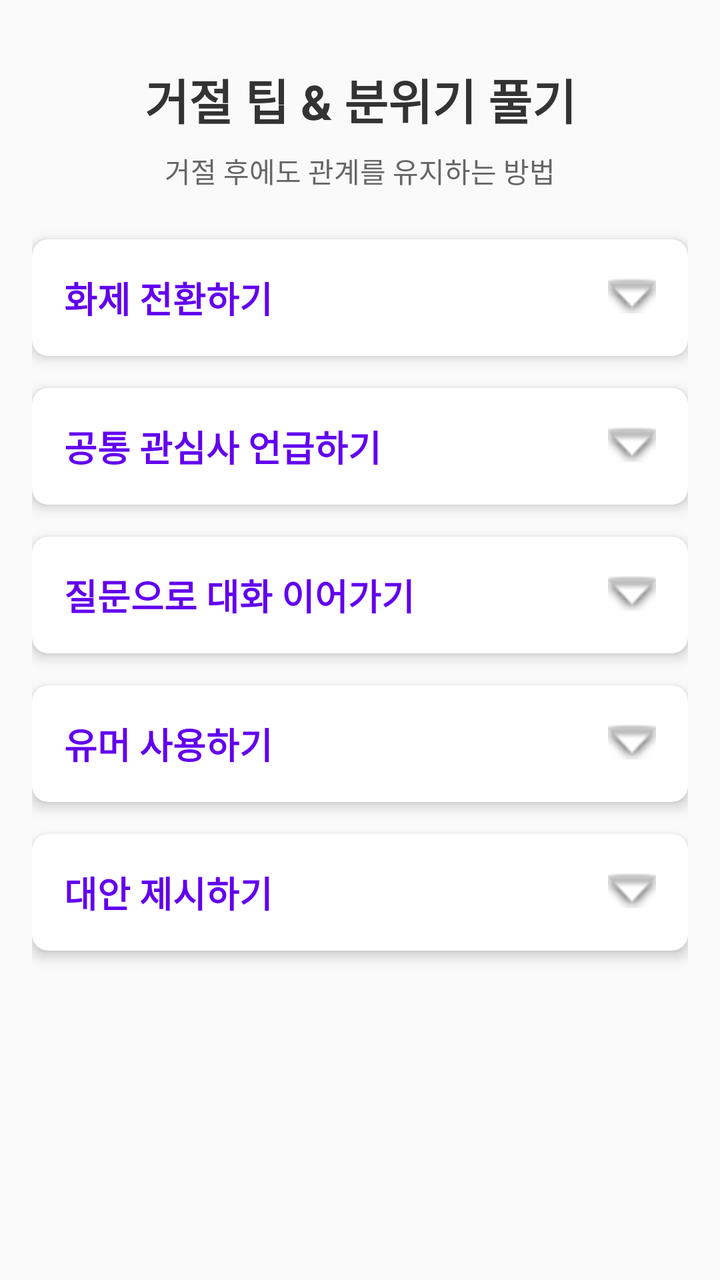
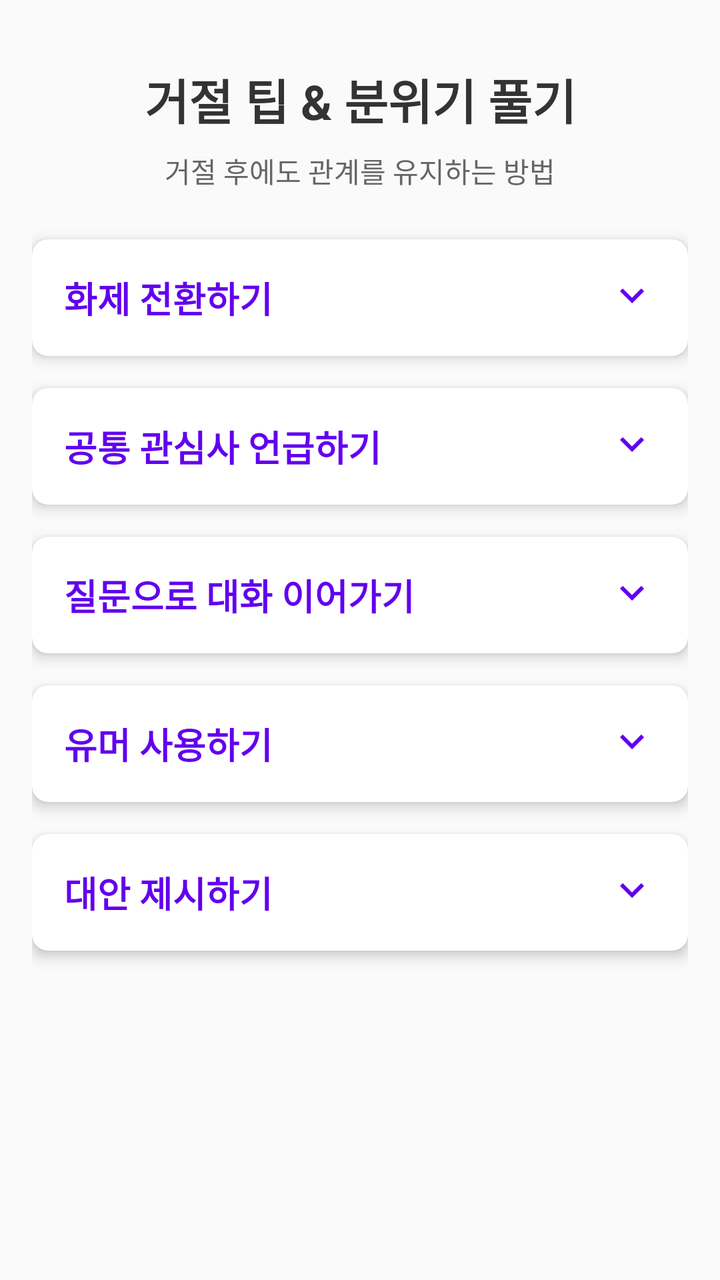

The first picture is an Android layout as it rendered before a commit; the second is the same layout after the commit. The layout source and the unified diff follow.
<!-- AndroidManifest.xml: activity theme Theme.NopeNotes -->
<!-- res/layout/activity_rejection_tips.xml -->
<?xml version="1.0" encoding="utf-8"?>
<ScrollView xmlns:android="http://schemas.android.com/apk/res/android"
    xmlns:app="http://schemas.android.com/apk/res-auto"
    xmlns:tools="http://schemas.android.com/tools"
    android:layout_width="match_parent"
    android:layout_height="match_parent"
    tools:context=".RejectionTipsActivity">

    <LinearLayout
        android:layout_width="match_parent"
        android:layout_height="wrap_content"
        android:orientation="vertical"
        android:padding="16dp">

        <TextView
            android:id="@+id/tvTitle"
            android:layout_width="match_parent"
            android:layout_height="wrap_content"
            android:layout_marginTop="16dp"
            android:gravity="center"
            android:text="거절 팁 &amp; 분위기 풀기"
            android:textColor="#333333"
            android:textSize="24sp"
            android:textStyle="bold" />

        <TextView
            android:id="@+id/tvSubtitle"
            android:layout_width="match_parent"
            android:layout_height="wrap_content"
            android:layout_marginTop="8dp"
            android:layout_marginBottom="24dp"
            android:gravity="center"
            android:text="거절 후에도 관계를 유지하는 방법"
            android:textColor="#666666"
            android:textSize="14sp" />

        <androidx.cardview.widget.CardView
            android:id="@+id/cardTopicChange"
            android:layout_width="match_parent"
            android:layout_height="wrap_content"
            android:layout_marginBottom="16dp"
            app:cardCornerRadius="8dp"
            app:cardElevation="4dp">

            <LinearLayout
                android:layout_width="match_parent"
                android:layout_height="wrap_content"
                android:orientation="vertical">

                <LinearLayout
                    android:id="@+id/headerTopicChange"
                    android:layout_width="match_parent"
                    android:layout_height="wrap_content"
                    android:orientation="horizontal"
                    android:padding="16dp"
                    android:background="?attr/selectableItemBackground"
                    android:clickable="true"
                    android:focusable="true">

                    <TextView
                        android:layout_width="0dp"
                        android:layout_height="wrap_content"
                        android:layout_weight="1"
                        android:text="화제 전환하기"
                        android:textColor="#6200EE"
                        android:textSize="18sp"
                        android:textStyle="bold" />

                    <ImageView
                        android:id="@+id/arrowTopicChange"
                        android:layout_width="24dp"
                        android:layout_height="24dp"
                        android:src="@android:drawable/arrow_down_float" />
                </LinearLayout>

                <LinearLayout
                    android:id="@+id/contentTopicChange"
                    android:layout_width="match_parent"
                    android:layout_height="wrap_content"
                    android:orientation="vertical"
                    android:padding="16dp"
                    android:visibility="gone">

                    <TextView
                        android:layout_width="match_parent"
                        android:layout_height="wrap_content"
                        android:text="거절한 후 바로 다른 주제로 대화를 전환합니다. 예를 들어, '오늘 저녁은 못 갈 것 같은데, 그런데 지난번에 추천해줬던 그 영화 봤어. 정말 재미있더라고!'"
                        android:textColor="#333333" />

                    <TextView
                        android:layout_width="match_parent"
                        android:layout_height="wrap_content"
                        android:layout_marginTop="12dp"
                        android:text="사용 예시:"
                        android:textColor="#333333"
                        android:textStyle="bold" />

                    <TextView
                        android:layout_width="match_parent"
                        android:layout_height="wrap_content"
                        android:layout_marginTop="4dp"
                        android:text="• '지금은 어려울 것 같아요. 그런데 혹시 지난 주말에 개봉한 그 영화 보셨어요?'\n• '오늘은 시간이 안 될 것 같네요. 그나저나 요즘 날씨가 정말 좋아졌죠?'"
                        android:textColor="#333333" />
                </LinearLayout>
            </LinearLayout>
        </androidx.cardview.widget.CardView>

        <androidx.cardview.widget.CardView
            android:id="@+id/cardCommonInterest"
            android:layout_width="match_parent"
            android:layout_height="wrap_content"
            android:layout_marginBottom="16dp"
            app:cardCornerRadius="8dp"
            app:cardElevation="4dp">

            <LinearLayout
                android:layout_width="match_parent"
                android:layout_height="wrap_content"
                android:orientation="vertical">

                <LinearLayout
                    android:id="@+id/headerCommonInterest"
                    android:layout_width="match_parent"
                    android:layout_height="wrap_content"
                    android:orientation="horizontal"
                    android:padding="16dp"
                    android:background="?attr/selectableItemBackground"
                    android:clickable="true"
                    android:focusable="true">

                    <TextView
                        android:layout_width="0dp"
                        android:layout_height="wrap_content"
                        android:layout_weight="1"
                        android:text="공통 관심사 언급하기"
                        android:textColor="#6200EE"
                        android:textSize="18sp"
                        android:textStyle="bold" />

                    <ImageView
                        android:id="@+id/arrowCommonInterest"
                        android:layout_width="24dp"
                        android:layout_height="24dp"
                        android:src="@android:drawable/arrow_down_float" />
                </LinearLayout>

                <LinearLayout
                    android:id="@+id/contentCommonInterest"
                    android:layout_width="match_parent"
                    android:layout_height="wrap_content"
                    android:orientation="vertical"
                    android:padding="16dp"
                    android:visibility="gone">

                    <TextView
                        android:layout_width="match_parent"
                        android:layout_height="wrap_content"
                        android:text="둘 다 관심 있는 주제로 대화를 돌려보세요. '이번 주말 약속은 어렵지만, 우리 다음 주에 나오는 그 영화 같이 보는 건 어때?'"
                        android:textColor="#333333" />

                    <TextView
                        android:layout_width="match_parent"
                        android:layout_height="wrap_content"
                        android:layout_marginTop="12dp"
                        android:text="사용 예시:"
                        android:textColor="#333333"
                        android:textStyle="bold" />

                    <TextView
                        android:layout_width="match_parent"
                        android:layout_height="wrap_content"
                        android:layout_marginTop="4dp"
                        android:text="• '지금 그 프로젝트는 참여하기 어렵지만, 다음에 계획 중인 마케팅 캠페인에는 꼭 함께하고 싶어요.'\n• '오늘 저녁 약속은 못 지킬 것 같은데, 우리가 좋아하는 그 카페에서 다음 주에 만날까요?'"
                        android:textColor="#333333" />
                </LinearLayout>
            </LinearLayout>
        </androidx.cardview.widget.CardView>

        <androidx.cardview.widget.CardView
            android:id="@+id/cardQuestion"
            android:layout_width="match_parent"
            android:layout_height="wrap_content"
            android:layout_marginBottom="16dp"
            app:cardCornerRadius="8dp"
            app:cardElevation="4dp">

            <LinearLayout
                android:layout_width="match_parent"
                android:layout_height="wrap_content"
                android:orientation="vertical">

                <LinearLayout
                    android:id="@+id/headerQuestion"
                    android:layout_width="match_parent"
                    android:layout_height="wrap_content"
                    android:orientation="horizontal"
                    android:padding="16dp"
                    android:background="?attr/selectableItemBackground"
                    android:clickable="true"
                    android:focusable="true">

                    <TextView
                        android:layout_width="0dp"
                        android:layout_height="wrap_content"
                        android:layout_weight="1"
                        android:text="질문으로 대화 이어가기"
                        android:textColor="#6200EE"
                        android:textSize="18sp"
                        android:textStyle="bold" />

                    <ImageView
                        android:id="@+id/arrowQuestion"
                        android:layout_width="24dp"
                        android:layout_height="24dp"
                        android:src="@android:drawable/arrow_down_float" />
                </LinearLayout>

                <LinearLayout
                    android:id="@+id/contentQuestion"
                    android:layout_width="match_parent"
                    android:layout_height="wrap_content"
                    android:orientation="vertical"
                    android:padding="16dp"
                    android:visibility="gone">

                    <TextView
                        android:layout_width="match_parent"
                        android:layout_height="wrap_content"
                        android:text="상대방에게 질문을 던져 대화를 이어갑니다. '내가 못 가서 미안한데, 너는 어떤 계획 있어?'"
                        android:textColor="#333333" />

                    <TextView
                        android:layout_width="match_parent"
                        android:layout_height="wrap_content"
                        android:layout_marginTop="12dp"
                        android:text="사용 예시:"
                        android:textColor="#333333"
                        android:textStyle="bold" />

                    <TextView
                        android:layout_width="match_parent"
                        android:layout_height="wrap_content"
                        android:layout_marginTop="4dp"
                        android:text="• '제가 지금 도와드리기 어려운데, 혹시 다른 분께 문의해보셨나요?'\n• '이번에는 참석하기 어려울 것 같아요. 그런데 행사 준비는 잘 되어가고 있나요?'"
                        android:textColor="#333333" />
                </LinearLayout>
            </LinearLayout>
        </androidx.cardview.widget.CardView>

        <androidx.cardview.widget.CardView
            android:id="@+id/cardHumor"
            android:layout_width="match_parent"
            android:layout_height="wrap_content"
            android:layout_marginBottom="16dp"
            app:cardCornerRadius="8dp"
            app:cardElevation="4dp">

            <LinearLayout
                android:layout_width="match_parent"
                android:layout_height="wrap_content"
                android:orientation="vertical">

                <LinearLayout
                    android:id="@+id/headerHumor"
                    android:layout_width="match_parent"
                    android:layout_height="wrap_content"
                    android:orientation="horizontal"
                    android:padding="16dp"
                    android:background="?attr/selectableItemBackground"
                    android:clickable="true"
                    android:focusable="true">

                    <TextView
                        android:layout_width="0dp"
                        android:layout_height="wrap_content"
                        android:layout_weight="1"
                        android:text="유머 사용하기"
                        android:textColor="#6200EE"
                        android:textSize="18sp"
                        android:textStyle="bold" />

                    <ImageView
                        android:id="@+id/arrowHumor"
                        android:layout_width="24dp"
                        android:layout_height="24dp"
                        android:src="@android:drawable/arrow_down_float" />
                </LinearLayout>

                <LinearLayout
                    android:id="@+id/contentHumor"
                    android:layout_width="match_parent"
                    android:layout_height="wrap_content"
                    android:orientation="vertical"
                    android:padding="16dp"
                    android:visibility="gone">

                    <TextView
                        android:layout_width="match_parent"
                        android:layout_height="wrap_content"
                        android:text="가벼운 농담으로 어색한 분위기 풀기"
                        android:textColor="#333333" />

                    <TextView
                        android:layout_width="match_parent"
                        android:layout_height="wrap_content"
                        android:layout_marginTop="12dp"
                        android:text="사용 예시:"
                        android:textColor="#333333"
                        android:textStyle="bold" />

                    <TextView
                        android:layout_width="match_parent"
                        android:layout_height="wrap_content"
                        android:layout_marginTop="4dp"
                        android:text="• '오늘은 제 에너지가 바닥났어요. 충전기를 두고 와서 그런가 봐요!'\n• '지금은 안 되지만, 다음에는 슈퍼맨처럼 날아갈게요!'"
                        android:textColor="#333333" />
                </LinearLayout>
            </LinearLayout>
        </androidx.cardview.widget.CardView>

        <androidx.cardview.widget.CardView
            android:id="@+id/cardAlternative"
            android:layout_width="match_parent"
            android:layout_height="wrap_content"
            android:layout_marginBottom="16dp"
            app:cardCornerRadius="8dp"
            app:cardElevation="4dp">

            <LinearLayout
                android:layout_width="match_parent"
                android:layout_height="wrap_content"
                android:orientation="vertical">

                <LinearLayout
                    android:id="@+id/headerAlternative"
                    android:layout_width="match_parent"
                    android:layout_height="wrap_content"
                    android:orientation="horizontal"
                    android:padding="16dp"
                    android:background="?attr/selectableItemBackground"
                    android:clickable="true"
                    android:focusable="true">

                    <TextView
                        android:layout_width="0dp"
                        android:layout_height="wrap_content"
                        android:layout_weight="1"
                        android:text="대안 제시하기"
                        android:textColor="#6200EE"
                        android:textSize="18sp"
                        android:textStyle="bold" />

                    <ImageView
                        android:id="@+id/arrowAlternative"
                        android:layout_width="24dp"
                        android:layout_height="24dp"
                        android:src="@android:drawable/arrow_down_float" />
                </LinearLayout>

                <LinearLayout
                    android:id="@+id/contentAlternative"
                    android:layout_width="match_parent"
                    android:layout_height="wrap_content"
                    android:orientation="vertical"
                    android:padding="16dp"
                    android:visibility="gone">

                    <TextView
                        android:layout_width="match_parent"
                        android:layout_height="wrap_content"
                        android:text="거절하면서 다른 대안을 제시하여 상대방의 실망감을 줄입니다."
                        android:textColor="#333333" />

                    <TextView
                        android:layout_width="match_parent"
                        android:layout_height="wrap_content"
                        android:layout_marginTop="12dp"
                        android:text="사용 예시:"
                        android:textColor="#333333"
                        android:textStyle="bold" />

                    <TextView
                        android:layout_width="match_parent"
                        android:layout_height="wrap_content"
                        android:layout_marginTop="4dp"
                        android:text="• '오늘 저녁은 어렵지만, 내일 점심은 어떠세요?'\n• '제가 직접 도와드릴 순 없지만, 이 문제에 대해 잘 아는 김 대리를 소개해 드릴게요.'"
                        android:textColor="#333333" />
                </LinearLayout>
            </LinearLayout>
        </androidx.cardview.widget.CardView>

    </LinearLayout>
</ScrollView>
<!-- resources referenced by this layout -->
<resources>
  <style name="Theme.NopeNotes" parent="Theme.AppCompat.Light.NoActionBar">
          
          <item name="colorPrimary">@color/purple_500</item>
          <item name="colorPrimaryDark">@color/purple_700</item>
          <item name="colorAccent">@color/teal_200</item>
      </style>
  <color name="purple_500">#FF6200EE</color>
  <color name="purple_700">#FF3700B3</color>
  <color name="teal_200">#FF03DAC5</color>
</resources>

<!-- the commit's change to res/layout/activity_rejection_tips.xml (unified diff, before → after) -->
@@ -70,7 +70,7 @@
                         android:id="@+id/arrowTopicChange"
                         android:layout_width="24dp"
                         android:layout_height="24dp"
-                        android:src="@android:drawable/arrow_down_float" />
+                        android:src="@drawable/ic_arrow_down" />
                 </LinearLayout>
 
                 <LinearLayout
@@ -141,7 +141,7 @@
                         android:id="@+id/arrowCommonInterest"
                         android:layout_width="24dp"
                         android:layout_height="24dp"
-                        android:src="@android:drawable/arrow_down_float" />
+                        android:src="@drawable/ic_arrow_down" />
                 </LinearLayout>
 
                 <LinearLayout
@@ -212,7 +212,7 @@
                         android:id="@+id/arrowQuestion"
                         android:layout_width="24dp"
                         android:layout_height="24dp"
-                        android:src="@android:drawable/arrow_down_float" />
+                        android:src="@drawable/ic_arrow_down" />
                 </LinearLayout>
 
                 <LinearLayout
@@ -283,7 +283,7 @@
                         android:id="@+id/arrowHumor"
                         android:layout_width="24dp"
                         android:layout_height="24dp"
-                        android:src="@android:drawable/arrow_down_float" />
+                        android:src="@drawable/ic_arrow_down" />
                 </LinearLayout>
 
                 <LinearLayout
@@ -354,7 +354,7 @@
                         android:id="@+id/arrowAlternative"
                         android:layout_width="24dp"
                         android:layout_height="24dp"
-                        android:src="@android:drawable/arrow_down_float" />
+                        android:src="@drawable/ic_arrow_down" />
                 </LinearLayout>
 
                 <LinearLayout
<!-- resource entries referenced after the edit -->
@@ -1,5 +1,16 @@
 <!-- resources referenced by this layout -->
 <resources>
+  <!-- drawable ic_arrow_down (drawable) -->
+  <vector xmlns:android="http://schemas.android.com/apk/res/android"
+      android:width="24dp"
+      android:height="24dp"
+      android:viewportWidth="24"
+      android:viewportHeight="24"
+      android:tint="#6200EE">
+      <path
+          android:fillColor="@android:color/white"
+          android:pathData="M7.41,8.59L12,13.17l4.59,-4.58L18,10l-6,6 -6,-6 1.41,-1.41z"/>
+  </vector>
   <style name="Theme.NopeNotes" parent="Theme.AppCompat.Light.NoActionBar">
           
           <item name="colorPrimary">@color/purple_500</item>
